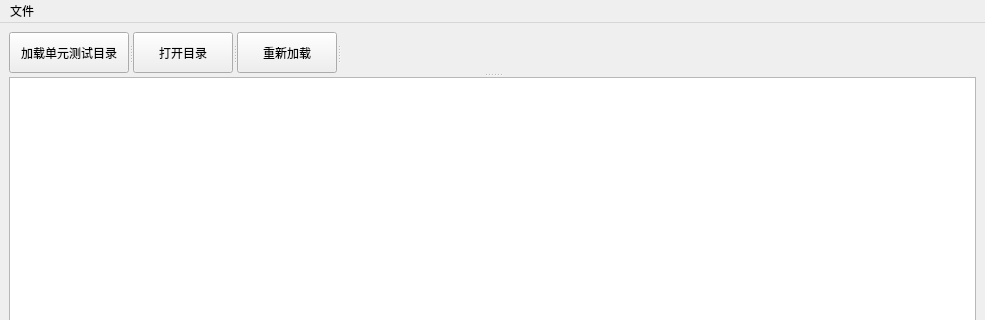
Above: codesets/supertest.ui from weilaidb/codetools before the change; both pictures show x 0 to 985 and y 0 to 320 of the 985 by 639 pixel window. Below: the same form after it.
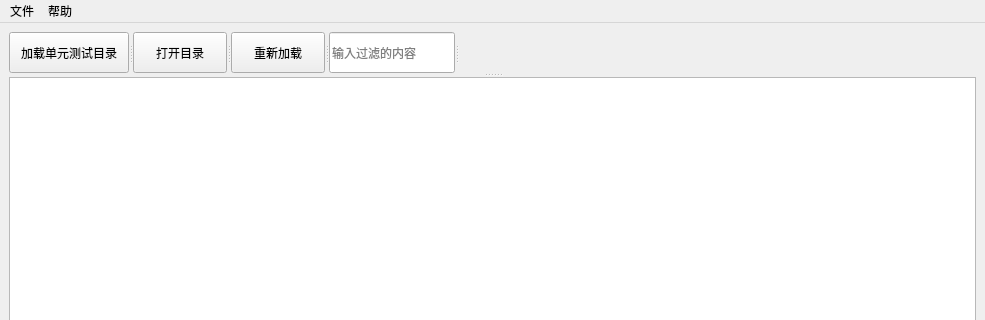
That is the form after the change.

Commit message: 查找使用过滤模式

Patch:
```diff
--- a/codesets/supertest.ui
+++ b/codesets/supertest.ui
@@ -87,6 +87,11 @@
          <string>重新加载</string>
         </property>
        </widget>
+       <widget class="QLineEdit" name="lineEdit">
+        <property name="placeholderText">
+         <string>输入过滤的内容</string>
+        </property>
+       </widget>
        <widget class="QLabel" name="label_load_path">
         <property name="sizePolicy">
          <sizepolicy hsizetype="Expanding" vsizetype="Preferred">
@@ -168,7 +173,14 @@
     <addaction name="separator"/>
     <addaction name="actionSave"/>
    </widget>
+   <widget class="QMenu" name="menu_2">
+    <property name="title">
+     <string>帮助</string>
+    </property>
+    <addaction name="action_about"/>
+   </widget>
    <addaction name="menu"/>
+   <addaction name="menu_2"/>
   </widget>
   <widget class="QStatusBar" name="statusbar"/>
   <action name="action_scan_test_dir">
```
Left out of the diff: 5 changed lines with no effect on the pictures. The commit also changes 7 other files.
